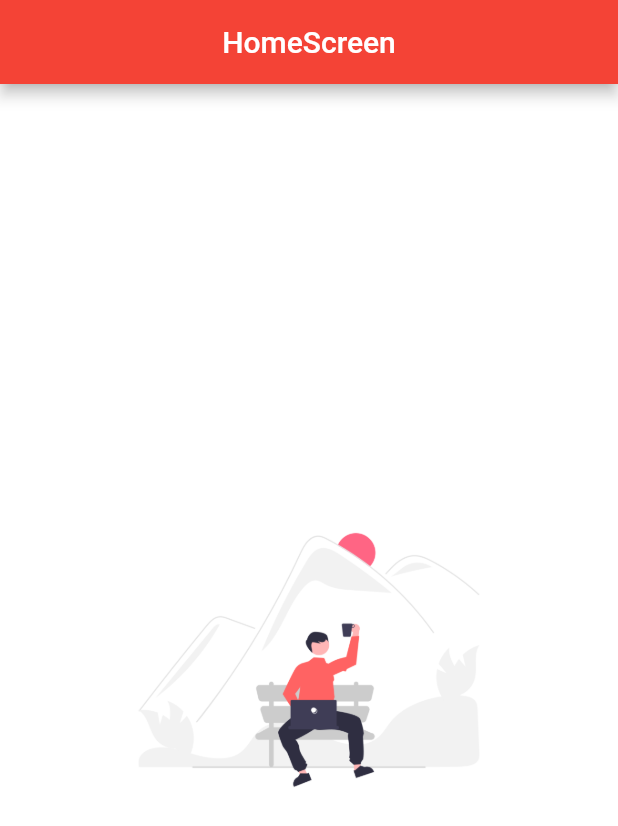
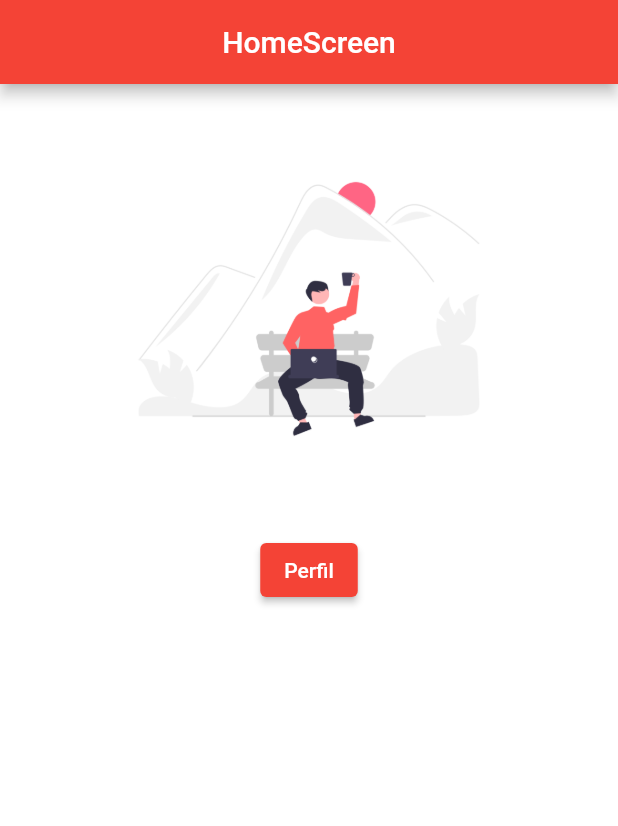
Before and after one commit to brandaoti/cubos_academy, a Flutter app: the HomeScreen screen opened directly, on a phone screen of 412 x 824 dp. Shown: the top 826 px of the screen. Run offline on Flutter 3.47's test engine with Material 2 defaults, Android fonts, the phone set to English and light mode, and no system bars.

Commit message:
add navegation

```diff
--- a/lib/home_screen.dart
+++ b/lib/home_screen.dart
@@ -1,5 +1,4 @@
-import 'dart:ui';
-
+import 'package:cubos_academy/perfil.dart';
 import 'package:flutter/material.dart';
 
 class HomeScreen extends StatefulWidget {
@@ -21,17 +20,28 @@ class _HomeScreenState extends State<HomeScreen> {
           'HomeScreen',
         ),
       ),
-      body: home(),
+      body: Column(
+        children: [
+          Center(
+            child: SizedBox(
+              height: 300,
+              width: 300,
+              child: Image.asset('assets/images/home.png'),
+            ),
+          ),
+          ElevatedButton(
+            onPressed: () {
+              Navigator.of(context).push(
+                MaterialPageRoute(
+                  builder: (cnt) => Profile(),
+                ),
+              );
+            },
+            style: ElevatedButton.styleFrom(primary: Colors.red),
+            child: Text('Perfil'),
+          )
+        ],
+      ),
     );
   }
 }
-
-Widget home() {
-  return Center(
-    child: SizedBox(
-      height: 300,
-      width: 300,
-      child: Image.asset('assets/images/home.png'),
-    ),
-  );
-}
--- a/lib/main.dart
+++ b/lib/main.dart
@@ -1,5 +1,6 @@
-import 'package:cubos_academy/home_screen.dart';
 import 'package:flutter/material.dart';
+
+import 'login.dart';
 
 void main() {
   runApp(const MyApp());
@@ -16,6 +17,6 @@ class MyApp extends StatelessWidget {
         theme: ThemeData(
           primarySwatch: Colors.blue,
         ),
-        home: const HomeScreen());
+        home: const Login());
   }
 }
--- a/lib/perfil.dart
+++ b/lib/perfil.dart
@@ -6,6 +6,7 @@ class Profile extends StatelessWidget {
   @override
   Widget build(BuildContext context) {
     return Scaffold(
+      appBar: AppBar(),
       body: SafeArea(
         child: Column(
           mainAxisAlignment: MainAxisAlignment.start,
```
Also changed, not shown: lib/login.dart (+15 -11 lines).
